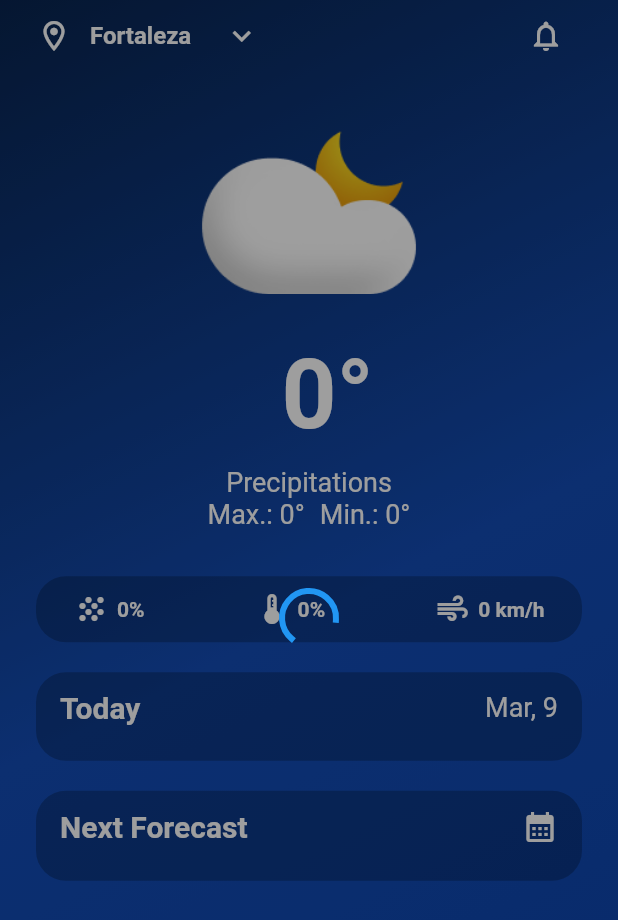
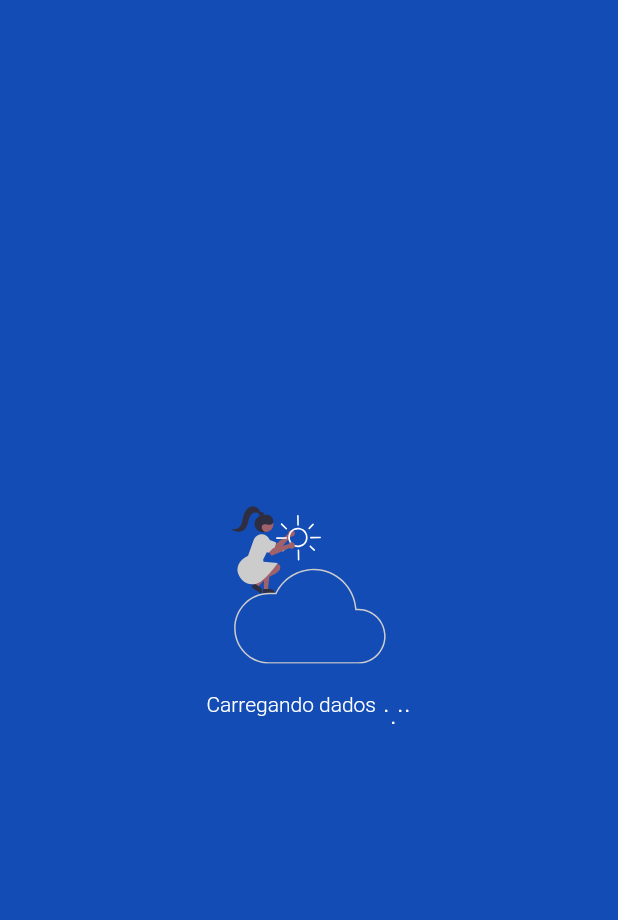
Before and after one commit to wRiqie/weather_clean_app, a Flutter app: the first screen one second after launch, on a phone screen of 412 x 824 dp. Shown: the top 920 px of the screen. Run offline on Flutter 3.47's test engine with Material 2 defaults, Android fonts, the light colour scheme and no system bars; our stand-ins replace flutter_bloc, flutter_svg, get_it, google_fonts.

Commit message:
feat: animated loader and appear animation on weather screen

```diff
--- a/lib/core/images.dart
+++ b/lib/core/images.dart
@@ -6,4 +6,5 @@ class Images {
   static const cloud = 'assets/icons/cloud.png';
   static const rainDrops = 'assets/icons/rain_drops.png';
   static const sun = 'assets/icons/sun.png';
+  static const loader = 'assets/icons/loader.svg';
 }
--- a/lib/core/inject.dart
+++ b/lib/core/inject.dart
@@ -35,8 +35,5 @@ class Inject {
         () => GetDayWeatherForecastsUseCaseImp(getIt()));
     getIt.registerLazySingleton<GetNextDayWeatherForecastsUseCase>(
         () => GetNextDayWeatherForecastsUseCaseImp(getIt()));
-
-    // blocs
-    getIt.registerFactory<WeatherBloc>(() => WeatherBloc(getIt(), getIt()));
   }
 }
--- a/lib/features/presentation/ui/screens/weather_screen.dart
+++ b/lib/features/presentation/ui/screens/weather_screen.dart
@@ -10,6 +10,8 @@ import 'package:weather_clean_app/features/domain/enums/days_of_week_enum.dart';
 import 'package:weather_clean_app/features/presentation/blocs/weather/weather_bloc.dart';
 import 'package:weather_clean_app/features/presentation/blocs/weather/weather_event.dart';
 import 'package:weather_clean_app/features/presentation/blocs/weather/weather_state.dart';
+import 'package:weather_clean_app/features/presentation/ui/widgets/animated_loader.dart';
+import 'package:weather_clean_app/features/presentation/ui/widgets/appear_animation.dart';
 import 'package:weather_clean_app/features/presentation/ui/widgets/forecast_card.dart';
 import 'package:weather_clean_app/features/presentation/ui/widgets/label_icon.dart';
 import 'package:weather_clean_app/features/presentation/ui/widgets/next_forecast_list_tile.dart';
@@ -22,12 +24,20 @@ class WeatherScreen extends StatefulWidget {
   State<WeatherScreen> createState() => _WeatherScreenState();
 }
 
-class _WeatherScreenState extends State<WeatherScreen> {
-  final weatherBloc = GetIt.I<WeatherBloc>();
+class _WeatherScreenState extends State<WeatherScreen>
+    with SingleTickerProviderStateMixin {
+  late AnimationController animationController;
 
   @override
   void initState() {
     super.initState();
+    animationController = AnimationController(
+      vsync: this,
+      duration: const Duration(
+        seconds: 2,
+      ),
+    );
+
     final location = LocationEntity(
       city: 'Barra Bonita',
       uf: 'SP',
@@ -38,12 +48,13 @@ class _WeatherScreenState extends State<WeatherScreen> {
 
     final date = DateTime.now();
 
-    weatherBloc.add(WeatherLoadForecastEvent(date, location));
+    BlocProvider.of<WeatherBloc>(context)
+        .add(WeatherLoadForecastEvent(date, location));
   }
 
   @override
   void dispose() {
-    weatherBloc.close();
+    animationController.dispose();
     super.dispose();
   }
 
@@ -51,7 +62,13 @@ class _WeatherScreenState extends State<WeatherScreen> {
   Widget build(BuildContext context) {
     const cardColor = Color.fromARGB(77, 0, 16, 38);
 
-    return Scaffold(
+    return BlocListener<WeatherBloc, WeatherState>(
+      listener: (context, state) {
+        if (state.status.isSuccess) {
+          animationController.forward();
+        }
+      },
+      child: Scaffold(
         body: Stack(
           children: [
             Container(
@@ -134,9 +151,12 @@ class _WeatherScreenState extends State<WeatherScreen> {
                       ),
                       Padding(
                         padding: const EdgeInsets.symmetric(vertical: 30),
+                        child: AppearAnimation(
+                          animation: animationController,
                           child: Image.asset(
                             Images.cloudMoon,
                             width: MediaQuery.of(context).size.width * .35,
+                          ),
                         ),
                       ),
                       Row(
@@ -151,15 +171,17 @@ class _WeatherScreenState extends State<WeatherScreen> {
                             ),
                           ),
                           BlocBuilder<WeatherBloc, WeatherState>(
-                            bloc: weatherBloc,
                               builder: (context, state) {
                                 if (state.status.isSuccess) {
-                                return Text(
+                                  return AppearAnimation(
+                                    animation: animationController,
+                                    child: Text(
                                       '${state.dayWeatherForecasts?.weathers.first.temperature ?? 0}°',
                                       style: GoogleFonts.roboto(
                                         fontSize: 64,
                                         fontWeight: FontWeight.w600,
                                         color: Colors.white,
+                                      ),
                                     ),
                                   );
                                 }
@@ -177,25 +199,30 @@ class _WeatherScreenState extends State<WeatherScreen> {
                       const SizedBox(
                         height: 10,
                       ),
-                    Text(
+                      AppearAnimation(
+                        animation: animationController,
+                        child: Text(
                           'Precipitations',
                           style: GoogleFonts.roboto(
                             fontSize: 18,
                             color: Colors.white,
                           ),
                         ),
+                      ),
                       Row(
                         mainAxisAlignment: MainAxisAlignment.center,
                         children: [
                           BlocBuilder<WeatherBloc, WeatherState>(
-                          bloc: weatherBloc,
                             builder: (context, state) {
                               if (state.status.isSuccess) {
-                              return Text(
+                                return AppearAnimation(
+                                  animation: animationController,
+                                  child: Text(
                                     'Max.: ${state.dayWeatherForecasts?.weathers.max ?? 0}°',
                                     style: GoogleFonts.roboto(
                                       fontSize: 18,
                                       color: Colors.white,
+                                    ),
                                   ),
                                 );
                               }
@@ -212,14 +239,16 @@ class _WeatherScreenState extends State<WeatherScreen> {
                             width: 10,
                           ),
                           BlocBuilder<WeatherBloc, WeatherState>(
-                          bloc: weatherBloc,
                             builder: (context, state) {
                               if (state.status.isSuccess) {
-                              return Text(
+                                return AppearAnimation(
+                                  animation: animationController,
+                                  child: Text(
                                     'Min.: ${state.dayWeatherForecasts?.weathers.min ?? 0}°',
                                     style: GoogleFonts.roboto(
                                       fontSize: 18,
                                       color: Colors.white,
+                                    ),
                                   ),
                                 );
                               }
@@ -237,7 +266,9 @@ class _WeatherScreenState extends State<WeatherScreen> {
                       const SizedBox(
                         height: 31,
                       ),
-                    Container(
+                      AppearAnimation(
+                        animation: animationController,
+                        child: Container(
                             padding: const EdgeInsets.symmetric(
                                 horizontal: 25, vertical: 10),
                             decoration: BoxDecoration(
@@ -245,7 +276,6 @@ class _WeatherScreenState extends State<WeatherScreen> {
                               color: cardColor,
                             ),
                             child: BlocBuilder<WeatherBloc, WeatherState>(
-                          bloc: weatherBloc,
                               builder: (context, state) {
                                 if (state.status.isSuccess) {
                                   return Row(
@@ -272,7 +302,8 @@ class _WeatherScreenState extends State<WeatherScreen> {
                                 }
 
                                 return Row(
-                              mainAxisAlignment: MainAxisAlignment.spaceBetween,
+                                  mainAxisAlignment:
+                                      MainAxisAlignment.spaceBetween,
                                   children: const [
                                     LabelIcon(
                                       icon: Icons.grain,
@@ -290,10 +321,13 @@ class _WeatherScreenState extends State<WeatherScreen> {
                                 );
                               },
                             )),
+                      ),
                       const SizedBox(
                         height: 20,
                       ),
-                    WeatherCard(
+                      AppearAnimation(
+                        animation: animationController,
+                        child: WeatherCard(
                           title: 'Today',
                           subtitleWidget: Text(
                             'Mar, 9',
@@ -304,7 +338,6 @@ class _WeatherScreenState extends State<WeatherScreen> {
                           ),
                           children: [
                             BlocBuilder<WeatherBloc, WeatherState>(
-                          bloc: weatherBloc,
                               builder: (context, state) {
                                 if (state.status.isSuccess) {
                                   return Row(
@@ -325,13 +358,15 @@ class _WeatherScreenState extends State<WeatherScreen> {
                             ),
                           ],
                         ),
+                      ),
                       const SizedBox(
                         height: 20,
                       ),
                       BlocBuilder<WeatherBloc, WeatherState>(
-                      bloc: weatherBloc,
                         builder: (context, state) {
-                        return WeatherCard(
+                          return AppearAnimation(
+                            animation: animationController,
+                            child: WeatherCard(
                               title: 'Next Forecast',
                               subtitleWidget: const Icon(
                                 Icons.calendar_month,
@@ -352,6 +387,7 @@ class _WeatherScreenState extends State<WeatherScreen> {
                                       )
                                       .toList()
                                   : [],
+                            ),
                           );
                         },
                       ),
@@ -364,14 +400,13 @@ class _WeatherScreenState extends State<WeatherScreen> {
               ),
             ),
             BlocBuilder<WeatherBloc, WeatherState>(
-            bloc: weatherBloc,
               builder: (context, state) {
                 return Visibility(
                   visible: state.status.isLoading,
                   child: Container(
-                  color: Colors.black38,
+                    color: const Color(0xFF134CB5),
                     child: const Center(
-                    child: CircularProgressIndicator(),
+                      child: AnimatedLoader(),
                     ),
                   ),
                 );
@@ -379,6 +414,7 @@ class _WeatherScreenState extends State<WeatherScreen> {
             )
           ],
         ),
+      ),
     );
   }
 }
--- /dev/null
+++ b/lib/features/presentation/ui/widgets/animated_loader.dart
@@ -0,0 +1,79 @@
+import 'package:flutter/material.dart';
+import 'package:flutter_svg/flutter_svg.dart';
+import 'package:google_fonts/google_fonts.dart';
+import 'package:weather_clean_app/core/images.dart';
+import 'package:weather_clean_app/features/presentation/ui/widgets/jumping_dot.dart';
+import 'package:weather_clean_app/features/presentation/ui/widgets/jumping_dots_progress_indicator.dart';
+
+class AnimatedLoader extends StatefulWidget {
+  const AnimatedLoader({super.key});
+
+  @override
+  State<AnimatedLoader> createState() => _AnimatedLoaderState();
+}
+
+class _AnimatedLoaderState extends State<AnimatedLoader>
+    with SingleTickerProviderStateMixin {
+  late AnimationController animationController;
+  late Animation<double> floatAnimation;
+
+  @override
+  void initState() {
+    super.initState();
+    animationController = AnimationController(
+      vsync: this,
+      duration: const Duration(
+        seconds: 2,
+      ),
+    )
+      ..forward()
+      ..repeat(reverse: true);
+    floatAnimation =
+        Tween<double>(begin: 0, end: -5).animate(animationController);
+  }
+
+  @override
+  void dispose() {
+    animationController.dispose();
+    super.dispose();
+  }
+
+  @override
+  Widget build(BuildContext context) {
+    return Column(
+      mainAxisSize: MainAxisSize.min,
+      children: [
+        AnimatedBuilder(
+          animation: animationController,
+          builder: (context, child) {
+            return Transform.translate(
+              offset: Offset(
+                0,
+                floatAnimation.value,
+              ),
+              child: SvgPicture.asset(
+                Images.loader,
+              ),
+            );
+          },
+        ),
+        const SizedBox(
+          height: 10,
+        ),
+        Row(
+          mainAxisSize: MainAxisSize.min,
+          children: [
+            Text(
+              'Carregando dados',
+              style: GoogleFonts.roboto(
+                  color: Colors.white, fontWeight: FontWeight.w300),
+            ),
+            const SizedBox(width: 5,),
+            const JumpingDotsProgressIndicator(numberOfDots: 4)
+          ],
+        ),
+        // JumpingDot(animation: floatAnimation)
+      ],
+    );
+  }
+}
--- /dev/null
+++ b/lib/features/presentation/ui/widgets/appear_animation.dart
@@ -0,0 +1,42 @@
+import 'package:flutter/material.dart';
+
+class AppearAnimation extends StatefulWidget {
+  final Widget child;
+  final AnimationController animation;
+  const AppearAnimation({super.key, required this.child, required this.animation});
+
+  @override
+  State<AppearAnimation> createState() => _AppearAnimationState();
+}
+
+class _AppearAnimationState extends State<AppearAnimation>
+    with SingleTickerProviderStateMixin {
+  late Animation<double> fadeInAnimation;
+  late Animation<double> translateAnimation;
+
+  @override
+  void initState() {
+    super.initState();
+
+    fadeInAnimation =
+        Tween<double>(begin: 0, end: 1).animate(widget.animation);
+    translateAnimation =
+        Tween<double>(begin: 30, end: 0).animate(widget.animation);
+  }
+
+  @override
+  Widget build(BuildContext context) {
+    return AnimatedBuilder(
+      animation: widget.animation,
+      builder: (context, child) {
+        return Transform.translate(
+          offset: Offset(0, translateAnimation.value),
+          child: Opacity(
+            opacity: fadeInAnimation.value,
+            child: widget.child,
+          ),
+        );
+      },
+    );
+  }
+}
--- /dev/null
+++ b/lib/features/presentation/ui/widgets/jumping_dot.dart
@@ -0,0 +1,20 @@
+import 'package:flutter/material.dart';
+
+class JumpingDot extends AnimatedWidget {
+  const JumpingDot({
+    super.key,
+    required Animation<double> animation,
+  }) : super(listenable: animation);
+
+  @override
+  Widget build(BuildContext context) {
+    Animation<double> animation = listenable as Animation<double>;
+    return Transform.translate(
+      offset: Offset(0, animation.value),
+      child: const Text(
+        '.',
+        style: TextStyle(color: Colors.white),
+      ),
+    );
+  }
+}
--- /dev/null
+++ b/lib/features/presentation/ui/widgets/jumping_dots_progress_indicator.dart
@@ -0,0 +1,82 @@
+import 'package:flutter/material.dart';
+
+import 'jumping_dot.dart';
+
+class JumpingDotsProgressIndicator extends StatefulWidget {
+  final int numberOfDots;
+  final double beginTweenValue = 0.0;
+  final double endTweenValue = 8.0;
+  const JumpingDotsProgressIndicator({
+    super.key,
+    required this.numberOfDots,
+  });
+
+  @override
+  State<JumpingDotsProgressIndicator> createState() =>
+      _JumpingDotsProgressIndicatorState();
+}
+
+class _JumpingDotsProgressIndicatorState
+    extends State<JumpingDotsProgressIndicator> with TickerProviderStateMixin {
+  List<AnimationController> controllers = [];
+  List<Animation<double>> animations = [];
+  List<Widget> widgets = [];
+
+  @override
+  void initState() {
+    super.initState();
+    for (int i = 0; i < widget.numberOfDots; i++) {
+      // adding controllers
+      controllers.add(AnimationController(
+          duration: const Duration(milliseconds: 300), vsync: this));
+
+      // adding animation values
+      animations.add(
+          Tween(begin: widget.beginTweenValue, end: widget.endTweenValue)
+              .animate(controllers[i])
+            ..addStatusListener((AnimationStatus status) {
+              if (status == AnimationStatus.completed) {
+                controllers[i].reverse();
+              }
+              if (i == widget.numberOfDots - 1 &&
+                  status == AnimationStatus.dismissed) {
+                controllers[0].forward();
+              }
+              if (animations[i].value > widget.endTweenValue / 2 &&
+                  i < widget.numberOfDots - 1) {
+                controllers[i + 1].forward();
+              }
+            }));
+
+      // adding list of widgets
+      widgets.add(Padding(
+        padding: const EdgeInsets.only(right: 1.0),
+        child: JumpingDot(
+          animation: animations[i],
+        ),
+      ));
+    }
+
+    // animating first dot in the list
+    controllers[0].forward();
+  }
+
+  @override
+  void dispose() {
+    for (int i = 0; i < widget.numberOfDots; i++) {
+      controllers[i].dispose();
+    }
+    super.dispose();
+  }
+
+  @override
+  Widget build(BuildContext context) {
+    return SizedBox(
+      height: 30.0,
+      child: Row(
+        mainAxisSize: MainAxisSize.min,
+        children: widgets,
+      ),
+    );
+  }
+}
--- a/lib/main.dart
+++ b/lib/main.dart
@@ -1,6 +1,12 @@
 import 'package:flutter/material.dart';
+import 'package:flutter_bloc/flutter_bloc.dart';
+import 'package:get_it/get_it.dart';
 import 'package:weather_clean_app/core/inject.dart';
+import 'package:weather_clean_app/features/presentation/blocs/weather/weather_bloc.dart';
 import 'package:weather_clean_app/features/presentation/ui/screens/weather_screen.dart';
+
+import 'features/domain/usecases/get_day_weather_forecasts/get_day_weather_forecasts_usecase.dart';
+import 'features/domain/usecases/get_next_day_weather_forecasts/get_next_day_weather_forecasts_usecase.dart';
 
 void main() {
   Inject.init();
@@ -16,7 +22,13 @@ class MyApp extends StatelessWidget {
       debugShowCheckedModeBanner: false,
       title: 'Weather clean app',
       theme: ThemeData.light(),
-      home: const WeatherScreen(),
+      home: BlocProvider(
+        create: (context) => WeatherBloc(
+          GetIt.I<GetDayWeatherForecastsUseCase>(),
+          GetIt.I<GetNextDayWeatherForecastsUseCase>(),
+        ),
+        child: const WeatherScreen(),
+      ),
     );
   }
 }
--- a/pubspec.yaml
+++ b/pubspec.yaml
@@ -40,6 +40,7 @@ dependencies:
   get_it: ^7.2.0
   google_fonts: ^4.0.1
   intl: ^0.18.0
+  flutter_svg: ^1.1.6
 
 dev_dependencies:
   flutter_test:
```
Also changed, not shown: assets/icons/loader.svg (added), pubspec.lock. Lines whose indentation alone changed are shown as unchanged.
